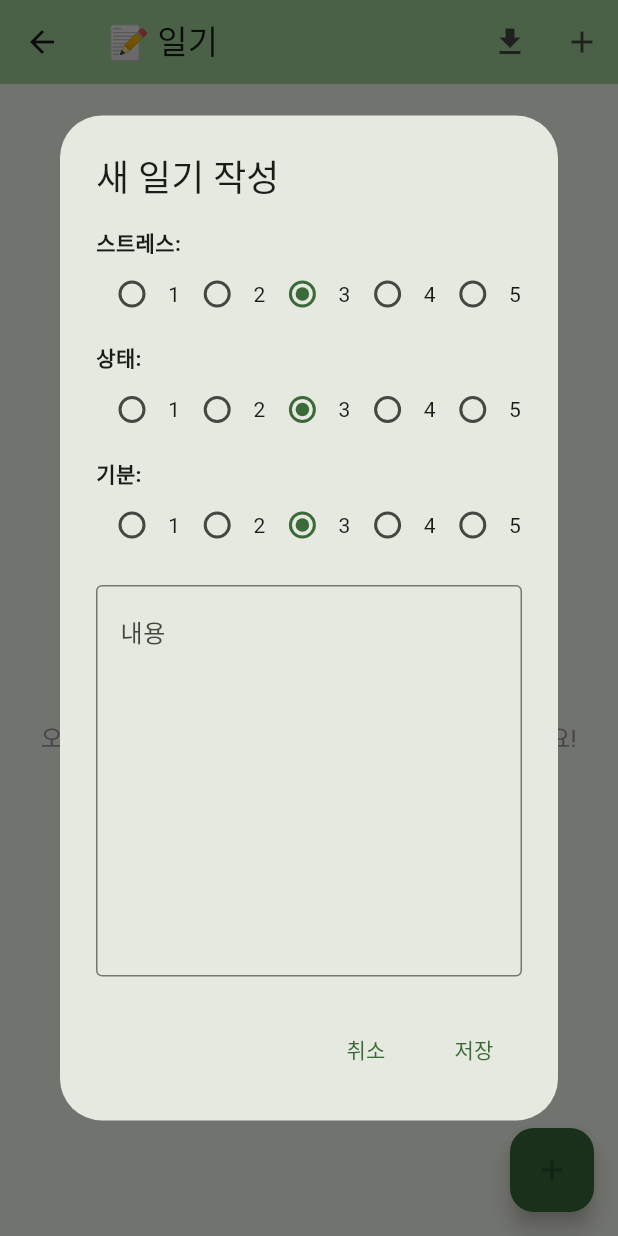
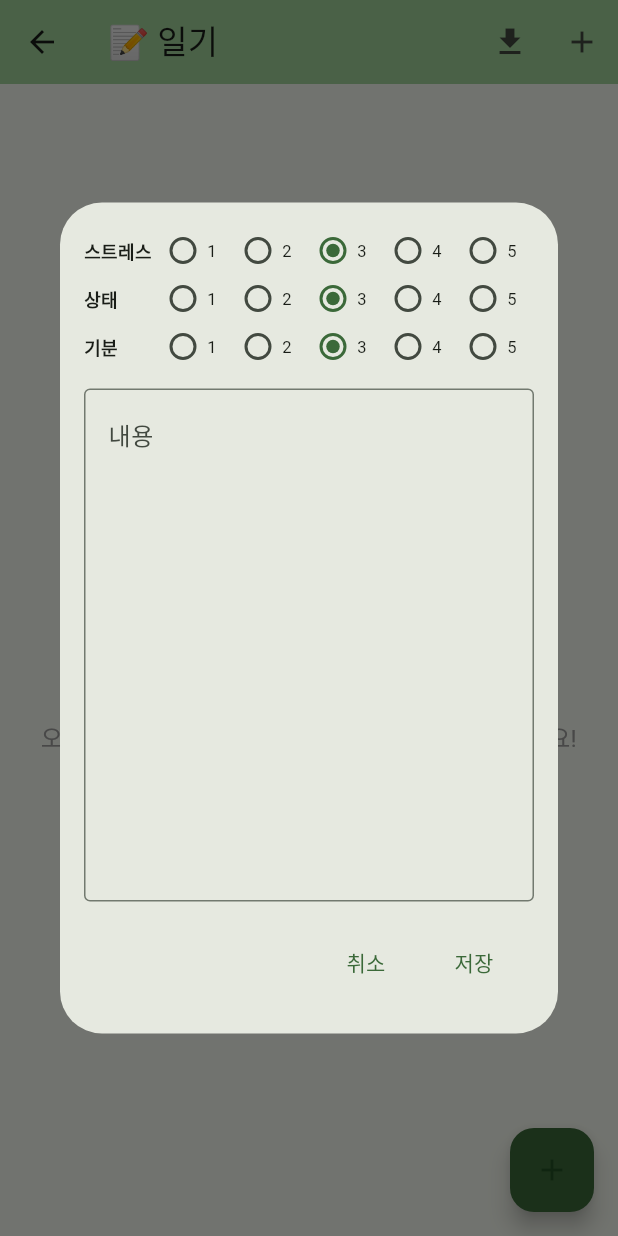
Before and after one commit to boy1089/flutter-apple-game, a Flutter app: the screen it shows after launch, after a tap on "📝 일기", on a phone screen of 412 x 824 dp. Run offline on Flutter 3.47's test engine with Material 3 defaults, Android fonts, the phone set to English and light mode, and no system bars; our stand-ins replace shared_preferences.

Commit message:
일기 기능 만듬. 핸드폰 설치함

```diff
--- a/lib/apple_game_screen.dart
+++ b/lib/apple_game_screen.dart
@@ -622,9 +622,6 @@ class _AppleGameScreenState extends State<AppleGameScreen> {
     }
 
     return Scaffold(
-      appBar: AppBar(
-        backgroundColor: Theme.of(context).colorScheme.inversePrimary,
-      ),
       body: SafeArea(
         child: Stack(
           children: [
--- a/lib/diary_screen.dart
+++ b/lib/diary_screen.dart
@@ -93,7 +93,8 @@ class _DiaryScreenState extends State<DiaryScreen> {
 
   Future<void> _loadDiaryEntries() async {
     final prefs = await SharedPreferences.getInstance();
-    final List<String> savedEntries = prefs.getStringList('diary_entries') ?? [];
+    final List<String> savedEntries =
+        prefs.getStringList('diary_entries') ?? [];
 
     setState(() {
       diaryEntries = savedEntries.map((entry) {
@@ -137,22 +138,30 @@ class _DiaryScreenState extends State<DiaryScreen> {
         return StatefulBuilder(
           builder: (context, setDialogState) {
             return AlertDialog(
-              title: Text(isEditing ? '일기 수정' : '새 일기 작성'),
+              contentPadding: const EdgeInsets.all(16.0),
               content: SizedBox(
                 width: double.maxFinite,
-                height: 500,
+                height: 450,
                 child: Column(
                   children: [
-                    // 스트레스 척도
-                    Column(
-                      crossAxisAlignment: CrossAxisAlignment.start,
+                    // 스트레스 척도 - 컴팩트하게
+                    Row(
                       children: [
-                        const Text('스트레스:', style: TextStyle(fontWeight: FontWeight.bold)),
-                        Row(
-                          children: List.generate(5, (index) {
+                        const SizedBox(
+                          width: 50,
+                          child: Text(
+                            '스트레스',
+                            style: TextStyle(
+                              fontWeight: FontWeight.bold,
+                              fontSize: 12,
+                            ),
+                          ),
+                        ),
+                        ...List.generate(5, (index) {
                           final value = index + 1;
                           return Expanded(
                             child: Row(
+                              mainAxisSize: MainAxisSize.min,
                               children: [
                                 Radio<int>(
                                   value: value,
@@ -162,26 +171,38 @@ class _DiaryScreenState extends State<DiaryScreen> {
                                       stress = newValue!;
                                     });
                                   },
+                                  materialTapTargetSize:
+                                      MaterialTapTargetSize.shrinkWrap,
+                                  visualDensity: VisualDensity.compact,
                                 ),
-                                  Text(value.toString()),
+                                Text(
+                                  value.toString(),
+                                  style: const TextStyle(fontSize: 11),
+                                ),
                               ],
                             ),
                           );
                         }),
-                        ),
                       ],
                     ),
-                    const SizedBox(height: 8),
-                    // 상태 척도
-                    Column(
-                      crossAxisAlignment: CrossAxisAlignment.start,
+                    // 상태 척도 - 컴팩트하게
+                    Row(
                       children: [
-                        const Text('상태:', style: TextStyle(fontWeight: FontWeight.bold)),
-                        Row(
-                          children: List.generate(5, (index) {
+                        const SizedBox(
+                          width: 50,
+                          child: Text(
+                            '상태',
+                            style: TextStyle(
+                              fontWeight: FontWeight.bold,
+                              fontSize: 12,
+                            ),
+                          ),
+                        ),
+                        ...List.generate(5, (index) {
                           final value = index + 1;
                           return Expanded(
                             child: Row(
+                              mainAxisSize: MainAxisSize.min,
                               children: [
                                 Radio<int>(
                                   value: value,
@@ -191,26 +212,38 @@ class _DiaryScreenState extends State<DiaryScreen> {
                                       state = newValue!;
                                     });
                                   },
+                                  materialTapTargetSize:
+                                      MaterialTapTargetSize.shrinkWrap,
+                                  visualDensity: VisualDensity.compact,
                                 ),
-                                  Text(value.toString()),
+                                Text(
+                                  value.toString(),
+                                  style: const TextStyle(fontSize: 11),
+                                ),
                               ],
                             ),
                           );
                         }),
-                        ),
                       ],
                     ),
-                    const SizedBox(height: 8),
-                    // 기분 척도
-                    Column(
-                      crossAxisAlignment: CrossAxisAlignment.start,
+                    // 기분 척도 - 컴팩트하게
+                    Row(
                       children: [
-                        const Text('기분:', style: TextStyle(fontWeight: FontWeight.bold)),
-                        Row(
-                          children: List.generate(5, (index) {
+                        const SizedBox(
+                          width: 50,
+                          child: Text(
+                            '기분',
+                            style: TextStyle(
+                              fontWeight: FontWeight.bold,
+                              fontSize: 12,
+                            ),
+                          ),
+                        ),
+                        ...List.generate(5, (index) {
                           final value = index + 1;
                           return Expanded(
                             child: Row(
+                              mainAxisSize: MainAxisSize.min,
                               children: [
                                 Radio<int>(
                                   value: value,
@@ -220,16 +253,21 @@ class _DiaryScreenState extends State<DiaryScreen> {
                                       mood = newValue!;
                                     });
                                   },
+                                  materialTapTargetSize:
+                                      MaterialTapTargetSize.shrinkWrap,
+                                  visualDensity: VisualDensity.compact,
                                 ),
-                                  Text(value.toString()),
+                                Text(
+                                  value.toString(),
+                                  style: const TextStyle(fontSize: 11),
+                                ),
                               ],
                             ),
                           );
                         }),
-                        ),
                       ],
                     ),
-                    const SizedBox(height: 16),
+                    const SizedBox(height: 12),
                     // 내용 입력
                     Expanded(
                       child: TextField(
@@ -391,10 +429,7 @@ class _DiaryScreenState extends State<DiaryScreen> {
       );
     } catch (e) {
       ScaffoldMessenger.of(context).showSnackBar(
-        SnackBar(
-          content: Text('내보내기 실패: $e'),
-          backgroundColor: Colors.red,
-        ),
+        SnackBar(content: Text('내보내기 실패: $e'), backgroundColor: Colors.red),
       );
     }
   }
@@ -415,7 +450,9 @@ class _DiaryScreenState extends State<DiaryScreen> {
         title: const Text('일기 데이터'),
         content: SingleChildScrollView(
           child: Text(
-            jsonData.length > 500 ? '${jsonData.substring(0, 500)}...' : jsonData,
+            jsonData.length > 500
+                ? '${jsonData.substring(0, 500)}...'
+                : jsonData,
             style: const TextStyle(fontFamily: 'monospace', fontSize: 12),
           ),
         ),
@@ -463,19 +500,12 @@ class _DiaryScreenState extends State<DiaryScreen> {
               child: Column(
                 mainAxisAlignment: MainAxisAlignment.center,
                 children: [
-                  Icon(
-                    Icons.book_outlined,
-                    size: 64,
-                    color: Colors.grey,
-                  ),
+                  Icon(Icons.book_outlined, size: 64, color: Colors.grey),
                   SizedBox(height: 16),
                   Text(
                     '아직 작성된 일기가 없습니다.\n오른쪽 상단의 + 버튼을 눌러 새 일기를 작성해보세요!',
                     textAlign: TextAlign.center,
-                    style: TextStyle(
-                      fontSize: 16,
-                      color: Colors.grey,
-                    ),
+                    style: TextStyle(fontSize: 16, color: Colors.grey),
                   ),
                 ],
               ),
@@ -503,38 +533,56 @@ class _DiaryScreenState extends State<DiaryScreen> {
                         Row(
                           children: [
                             Container(
-                              padding: const EdgeInsets.symmetric(horizontal: 8, vertical: 4),
+                              padding: const EdgeInsets.symmetric(
+                                horizontal: 8,
+                                vertical: 4,
+                              ),
                               decoration: BoxDecoration(
                                 color: Colors.red.withOpacity(0.1),
                                 borderRadius: BorderRadius.circular(12),
                               ),
                               child: Text(
                                 '스트레스 ${entry.stress}',
-                                style: const TextStyle(fontSize: 12, color: Colors.red),
+                                style: const TextStyle(
+                                  fontSize: 12,
+                                  color: Colors.red,
+                                ),
                               ),
                             ),
                             const SizedBox(width: 8),
                             Container(
-                              padding: const EdgeInsets.symmetric(horizontal: 8, vertical: 4),
+                              padding: const EdgeInsets.symmetric(
+                                horizontal: 8,
+                                vertical: 4,
+                              ),
                               decoration: BoxDecoration(
                                 color: Colors.blue.withOpacity(0.1),
                                 borderRadius: BorderRadius.circular(12),
                               ),
                               child: Text(
                                 '상태 ${entry.state}',
-                                style: const TextStyle(fontSize: 12, color: Colors.blue),
+                                style: const TextStyle(
+                                  fontSize: 12,
+                                  color: Colors.blue,
+                                ),
                               ),
                             ),
                             const SizedBox(width: 8),
                             Container(
-                              padding: const EdgeInsets.symmetric(horizontal: 8, vertical: 4),
+                              padding: const EdgeInsets.symmetric(
+                                horizontal: 8,
+                                vertical: 4,
+                              ),
                               decoration: BoxDecoration(
                                 color: Colors.green.withOpacity(0.1),
                                 borderRadius: BorderRadius.circular(12),
                               ),
                               child: Text(
                                 '기분 ${entry.mood}',
-                                style: const TextStyle(fontSize: 12, color: Colors.green),
+                                style: const TextStyle(
+                                  fontSize: 12,
+                                  color: Colors.green,
+                                ),
                               ),
                             ),
                           ],
--- a/lib/home_screen.dart
+++ b/lib/home_screen.dart
@@ -13,10 +13,7 @@ class HomeScreen extends StatelessWidget {
           gradient: LinearGradient(
             begin: Alignment.topCenter,
             end: Alignment.bottomCenter,
-            colors: [
-              Colors.blue.shade100,
-              Colors.green.shade100,
-            ],
+            colors: [Colors.blue.shade100, Colors.green.shade100],
           ),
         ),
         child: SafeArea(
@@ -36,10 +33,7 @@ class HomeScreen extends StatelessWidget {
                 const SizedBox(height: 8),
                 const Text(
                   '원하는 기능을 선택하세요',
-                  style: TextStyle(
-                    fontSize: 16,
-                    color: Colors.black54,
-                  ),
+                  style: TextStyle(fontSize: 16, color: Colors.black54),
                 ),
                 const SizedBox(height: 60),
 
@@ -53,7 +47,8 @@ class HomeScreen extends StatelessWidget {
                     Navigator.push(
                       context,
                       MaterialPageRoute(
-                        builder: (context) => const DiaryScreen(showEditorImmediately: true),
+                        builder: (context) =>
+                            const DiaryScreen(showEditorImmediately: true),
                       ),
                     );
                   },
@@ -96,9 +91,7 @@ class HomeScreen extends StatelessWidget {
       margin: const EdgeInsets.symmetric(horizontal: 20),
       child: Card(
         elevation: 8,
-        shape: RoundedRectangleBorder(
-          borderRadius: BorderRadius.circular(16),
-        ),
+        shape: RoundedRectangleBorder(borderRadius: BorderRadius.circular(16)),
         child: InkWell(
           onTap: onTap,
           borderRadius: BorderRadius.circular(16),
@@ -109,10 +102,7 @@ class HomeScreen extends StatelessWidget {
               gradient: LinearGradient(
                 begin: Alignment.topLeft,
                 end: Alignment.bottomRight,
-                colors: [
-                  color.withOpacity(0.1),
-                  color.withOpacity(0.05),
-                ],
+                colors: [color.withOpacity(0.1), color.withOpacity(0.05)],
               ),
             ),
             child: Column(
@@ -143,10 +133,7 @@ class HomeScreen extends StatelessWidget {
                 Text(
                   subtitle,
                   textAlign: TextAlign.center,
-                  style: TextStyle(
-                    fontSize: 14,
-                    color: Colors.grey.shade600,
-                  ),
+                  style: TextStyle(fontSize: 14, color: Colors.grey.shade600),
                 ),
               ],
             ),
```
Lines whose indentation alone changed are shown as unchanged.
